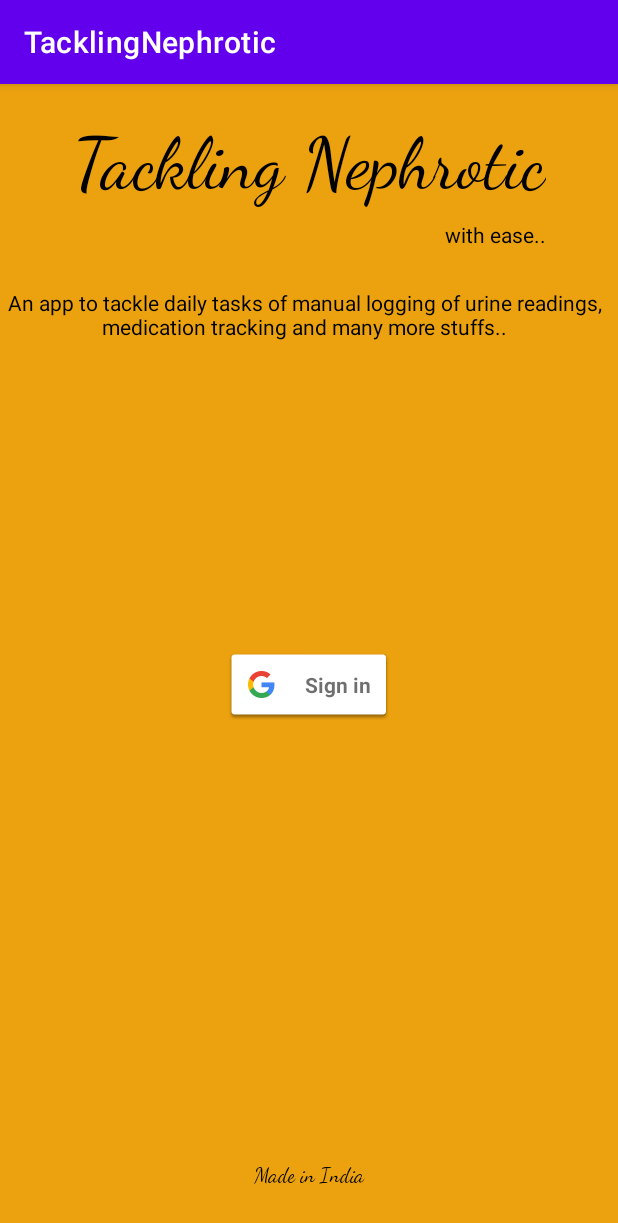
After one commit to vivekgupta4Git/TacklingNephroticBackup, an Android app: the fragment WelcomeFragment shown on its own in the app's theme, on a phone screen of 412 x 824 dp. The commit adds this screen. Shown: the top 1223 px of the screen. Run offline under Robolectric (Android 15) with nearby library versions, the light colour scheme and no system bars; our stand-ins replace Firebase (no records; nobody signed in at launch, a user with empty details on screens opened directly), data binding; libraries missing offline, so code that uses them is left out: com.firebase.ui.

Commit message:
-Added a new Activity -updated compiled sdk to 32 and target sdk to 32 -removed compose -updated dependencies

```diff
--- a/app/src/main/java/com/ruviapps/tacklingnephrotic/MainActivity.kt
+++ b/app/src/main/java/com/ruviapps/tacklingnephrotic/MainActivity.kt
@@ -13,7 +13,6 @@ import androidx.drawerlayout.widget.DrawerLayout
 import androidx.appcompat.app.AppCompatActivity
 import com.ruviapps.tacklingnephrotic.databinding.ActivityMainBinding
 import dagger.hilt.android.AndroidEntryPoint
-import androidx.core.splashscreen.SplashScreen.Companion.installSplashScreen
 
 
 //for dagger hilt , Activity class also need to annotate with entry point with fragment
@@ -24,7 +23,6 @@ class MainActivity : AppCompatActivity() {
     private lateinit var binding: ActivityMainBinding
 
     override fun onCreate(savedInstanceState: Bundle?) {
-        val splashScreen = installSplashScreen()
 
         super.onCreate(savedInstanceState)
 
--- a/app/src/main/java/com/ruviapps/tacklingnephrotic/ui/home/HomeFragment.kt
+++ b/app/src/main/java/com/ruviapps/tacklingnephrotic/ui/home/HomeFragment.kt
@@ -11,7 +11,6 @@ import androidx.fragment.app.Fragment
 import androidx.fragment.app.viewModels
 import androidx.lifecycle.ViewModelProvider
 import androidx.lifecycle.lifecycleScope
-import androidx.lifecycle.viewmodel.compose.viewModel
 import androidx.navigation.fragment.navArgs
 import com.ruviapps.tacklingnephrotic.databinding.FragmentHomeBinding
 import dagger.hilt.android.AndroidEntryPoint
--- a/app/src/main/java/com/ruviapps/tacklingnephrotic/ui/test_result/ResultPickerFragment.kt
+++ b/app/src/main/java/com/ruviapps/tacklingnephrotic/ui/test_result/ResultPickerFragment.kt
@@ -12,7 +12,6 @@ import android.widget.ImageView
 import android.widget.Toast
 import androidx.activity.result.contract.ActivityResultContracts
 import androidx.cardview.widget.CardView
-import androidx.compose.animation.core.animateIntOffsetAsState
 import androidx.core.content.FileProvider
 import androidx.fragment.app.Fragment
 import androidx.fragment.app.viewModels
--- /dev/null
+++ b/app/src/main/java/com/ruviapps/tacklingnephrotic/ui/welcome/WelcomeFragment.kt
@@ -0,0 +1,75 @@
+package com.ruviapps.tacklingnephrotic.ui.welcome
+
+import android.app.Activity
+import android.content.Intent
+import androidx.lifecycle.ViewModelProvider
+import android.os.Bundle
+import android.util.Log
+import androidx.fragment.app.Fragment
+import android.view.LayoutInflater
+import android.view.View
+import android.view.ViewGroup
+import com.firebase.ui.auth.AuthUI
+import com.firebase.ui.auth.IdpResponse
+import com.google.firebase.auth.FirebaseAuth
+import com.google.firebase.ktx.Firebase
+import com.ruviapps.tacklingnephrotic.R
+import com.ruviapps.tacklingnephrotic.databinding.FragmentWelcomeBinding
+
+class WelcomeFragment : Fragment() {
+
+    companion object {
+        const val TAG = "WelcomeFragment"
+        const val SIGN_IN_REQUEST_CODE = 10
+    }
+    private lateinit var binding : FragmentWelcomeBinding
+    private lateinit var viewModel: WelcomeViewModel
+
+    override fun onCreateView(
+        inflater: LayoutInflater, container: ViewGroup?,
+        savedInstanceState: Bundle?,
+    ): View {
+        binding = FragmentWelcomeBinding.inflate(inflater)
+        return  binding.root
+    }
+
+    override fun onViewCreated(view: View, savedInstanceState: Bundle?) {
+        super.onViewCreated(view, savedInstanceState)
+        binding.signInButton.setOnClickListener {
+            startActivityForResult(
+                AuthUI.getInstance()
+                    .createSignInIntentBuilder()
+                    .setAvailableProviders(viewModel.getProviders())
+                    .build(),
+                    SIGN_IN_REQUEST_CODE
+            )
+        }
+    }
+
+    override fun onActivityResult(requestCode: Int, resultCode: Int, data: Intent?) {
+        super.onActivityResult(requestCode, resultCode, data)
+     if(requestCode == SIGN_IN_REQUEST_CODE){
+         val response = IdpResponse.fromResultIntent(data)
+         if(resultCode== Activity.RESULT_OK){
+             Log.i(TAG,"Successfully signed in ${FirebaseAuth.getInstance()}")
+         }else
+         {
+             Log.i(TAG,"Sign in Unsuccessful ${response?.error?.errorCode}")
+         }
+     }
+    }
+
+    override fun onStart() {
+        super.onStart()
+      if(viewModel.getAuth().currentUser != null){
+            //user already sign in..
+      }
+    }
+
+    override fun onActivityCreated(savedInstanceState: Bundle?) {
+        super.onActivityCreated(savedInstanceState)
+        viewModel = ViewModelProvider(this).get(WelcomeViewModel::class.java)
+        // TODO: Use the ViewModel
+    }
+
+}
--- a/app/src/main/res/layout/fragment_welcome.xml
+++ b/app/src/main/res/layout/fragment_welcome.xml
@@ -8,7 +8,7 @@
     android:background="@color/orange"
     android:layout_width="match_parent"
     android:layout_height="match_parent"
-    tools:context=".ui.welcome.Welcome">
+    tools:context=".ui.welcome.WelcomeFragment">
 
 
     <TextView
--- a/app/src/main/res/navigation/mobile_navigation.xml
+++ b/app/src/main/res/navigation/mobile_navigation.xml
@@ -44,7 +44,7 @@
     <fragment
         tools:layout="@layout/fragment_welcome"
         android:id="@+id/nav_welcome"
-        android:name="com.ruviapps.tacklingnephrotic.ui.welcome.Welcome"
+        android:name="com.ruviapps.tacklingnephrotic.ui.welcome.WelcomeFragment"
         android:label="Welcome" >
         <action
             android:id="@+id/action_welcome_to_nav_result"
--- a/app/src/main/res/values/themes.xml
+++ b/app/src/main/res/values/themes.xml
@@ -10,7 +10,7 @@
         <item name="colorSecondaryVariant">@color/teal_700</item>
         <item name="colorOnSecondary">@color/black</item>
         <!-- Status bar color. -->
-        <item name="android:statusBarColor" tools:targetApi="l">?attr/colorPrimaryVariant</item>
+        <item name="android:statusBarColor">?attr/colorPrimaryVariant</item>
         <!-- Customize your theme here. -->
     </style>
 
@@ -19,14 +19,21 @@
         <item name="windowNoTitle">true</item>
     </style>
 
+
+
     <style name="Theme.TacklingNephrotic.AppBarOverlay" parent="ThemeOverlay.AppCompat.Dark.ActionBar" />
+    <style name="Theme.TacklingNephrotic.PopupOverlay" parent="ThemeOverlay.AppCompat.Light" />
 
-    <style name="Theme.TacklingNephrotic.PopupOverlay" parent="ThemeOverlay.AppCompat.Light" />
+    <!-- Below theme is for splash screen-->
     <style name="Theme.App.MyTheme" parent="Theme.SplashScreen.IconBackground">
         <item name="windowSplashScreenAnimatedIcon">@drawable/ic_appicon</item>
         <item name="windowSplashScreenIconBackgroundColor">@android:color/holo_green_light</item>
-        <item name="windowSplashScreenBackground">@color/purple_700</item>
-        <item name="postSplashScreenTheme">@style/Theme.TacklingNephrotic.NoActionBar</item>
+        <item name="windowSplashScreenBackground">@color/orange</item>
+        <item name="postSplashScreenTheme">@style/Theme.MyLoginTheme</item>
+        <!-- above line sets theme after splash screen-->
+    </style>
 
+    <style name="Theme.MyLoginTheme" parent="Theme.TacklingNephrotic.NoActionBar">
+        <item name="android:windowBackground">@color/orange</item>
     </style>
 </resources>
--- a/build.gradle
+++ b/build.gradle
@@ -3,7 +3,7 @@
 buildscript {
     dependencies {
         classpath("com.google.dagger:hilt-android-gradle-plugin:2.38.1")
-        classpath 'com.google.gms:google-services:4.3.10'
+        classpath 'com.google.gms:google-services:4.3.13'
         def nav_version = "2.4.2"
         classpath "androidx.navigation:navigation-safe-args-gradle-plugin:$nav_version"
 
@@ -16,7 +16,7 @@ buildscript {
 plugins {
     id 'com.android.application' version '7.1.0' apply false
     id 'com.android.library' version '7.1.0' apply false
-    id 'org.jetbrains.kotlin.android' version '1.6.10' apply false
+    id 'org.jetbrains.kotlin.android' version '1.7.0' apply false
 }
 
 
```
Also changed, not shown: app/build.gradle (+22 -21 lines), app/src/main/AndroidManifest.xml (+12 -8 lines), app/src/main/java/com/ruviapps/tacklingnephrotic/LoginActivity.kt (added, +16 -0 lines), app/src/main/java/com/ruviapps/tacklingnephrotic/ui/test_result/ResultPickerViewModel.kt (+1 -11 lines), app/src/main/java/com/ruviapps/tacklingnephrotic/ui/welcome/Welcome.kt (deleted, +0 -75 lines), app/src/main/res/layout/activity_login.xml (added, +9 -0 lines).
